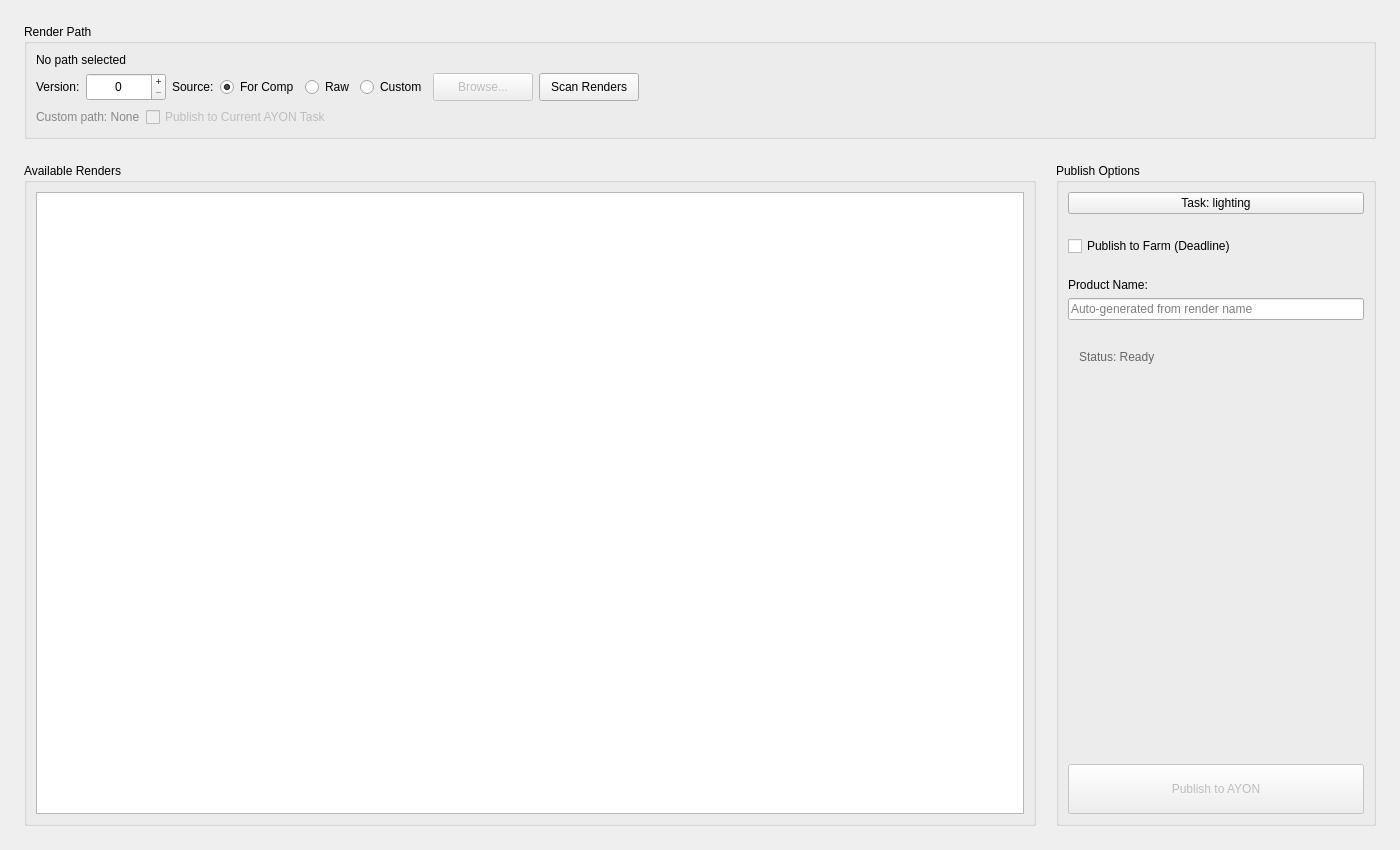
Qt form resources/ui/tabs/republish.ui (cpt-cabbage/luma_tools) before a commit.
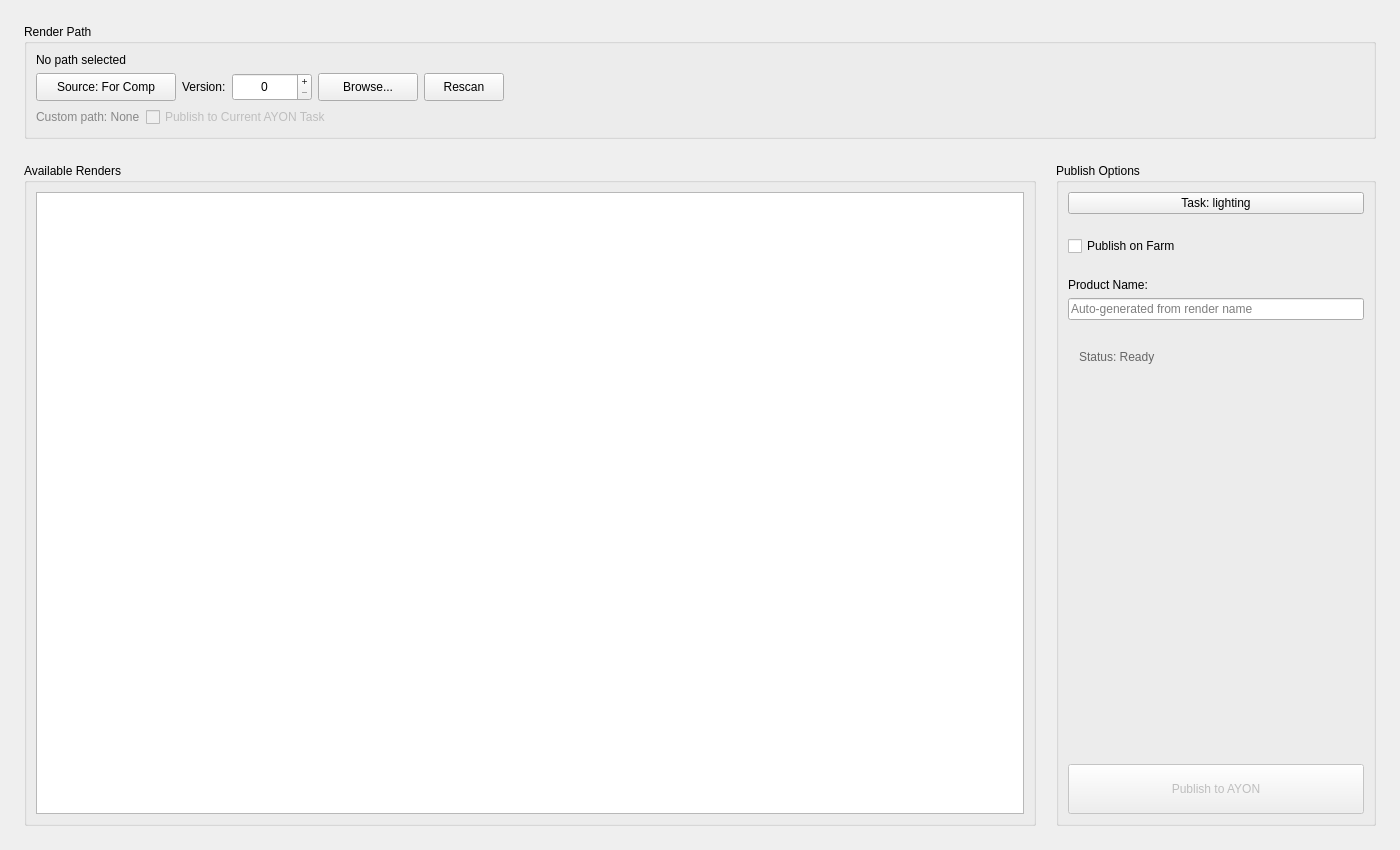
The same form after that commit.

Commit message: - Improve UI and flow in republish tab - Convert source selector to dropdown button - Make product name field read-only

```diff
--- a/resources/ui/tabs/republish.ui
+++ b/resources/ui/tabs/republish.ui
@@ -47,6 +47,22 @@
       </item>
       <item>
        <layout class="QHBoxLayout" name="republishVersionLayout">
+        <item>
+         <widget class="QPushButton" name="RePublishSourceButton">
+          <property name="minimumSize">
+           <size>
+            <width>140</width>
+            <height>28</height>
+           </size>
+          </property>
+          <property name="text">
+           <string>Source: For Comp</string>
+          </property>
+          <property name="toolTip">
+           <string>Click to select the render source</string>
+          </property>
+         </widget>
+        </item>
         <item>
          <widget class="QLabel" name="RePublishVersionLabel">
           <property name="text">
@@ -76,37 +92,6 @@
           </property>
          </widget>
         </item>
-        <item>
-         <widget class="QLabel" name="republishSourceTypeLabel">
-          <property name="text">
-           <string>Source:</string>
-          </property>
-         </widget>
-        </item>
-        <item>
-         <widget class="QRadioButton" name="RePublishUseForComp">
-          <property name="text">
-           <string>For Comp</string>
-          </property>
-          <property name="checked">
-           <bool>true</bool>
-          </property>
-         </widget>
-        </item>
-        <item>
-         <widget class="QRadioButton" name="RePublishUseRaw">
-          <property name="text">
-           <string>Raw</string>
-          </property>
-         </widget>
-        </item>
-        <item>
-         <widget class="QRadioButton" name="RePublishUseCustom">
-          <property name="text">
-           <string>Custom</string>
-          </property>
-         </widget>
-        </item>
         <item>
          <widget class="QPushButton" name="RePublishBrowseCustomPath">
           <property name="minimumSize">
@@ -115,7 +100,7 @@
             <height>28</height>
            </size>
           </property>
-          <property name="enabled">
+          <property name="visible">
            <bool>false</bool>
           </property>
           <property name="text">
@@ -127,7 +112,7 @@
          <widget class="QPushButton" name="RePublishScanRenders">
           <property name="minimumSize">
            <size>
-            <width>100</width>
+            <width>80</width>
             <height>28</height>
            </size>
           </property>
@@ -135,7 +120,7 @@
            <string>Scan for render files</string>
           </property>
           <property name="text">
-           <string>Scan Renders</string>
+           <string>Rescan</string>
           </property>
          </widget>
         </item>
@@ -265,7 +250,7 @@
         <item>
          <widget class="QCheckBox" name="RePublishUseFarm">
           <property name="text">
-           <string>Publish to Farm (Deadline)</string>
+           <string>Publish on Farm</string>
           </property>
           <property name="checked">
            <bool>false</bool>
```
Left out of the diff: 11 changed lines with no effect on the pictures. The commit also changes 4 other files.
